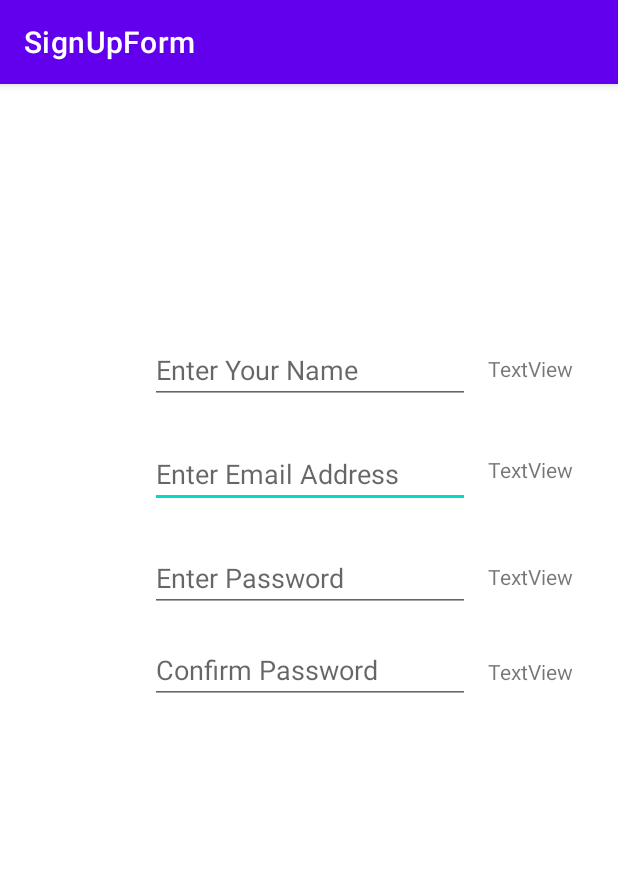
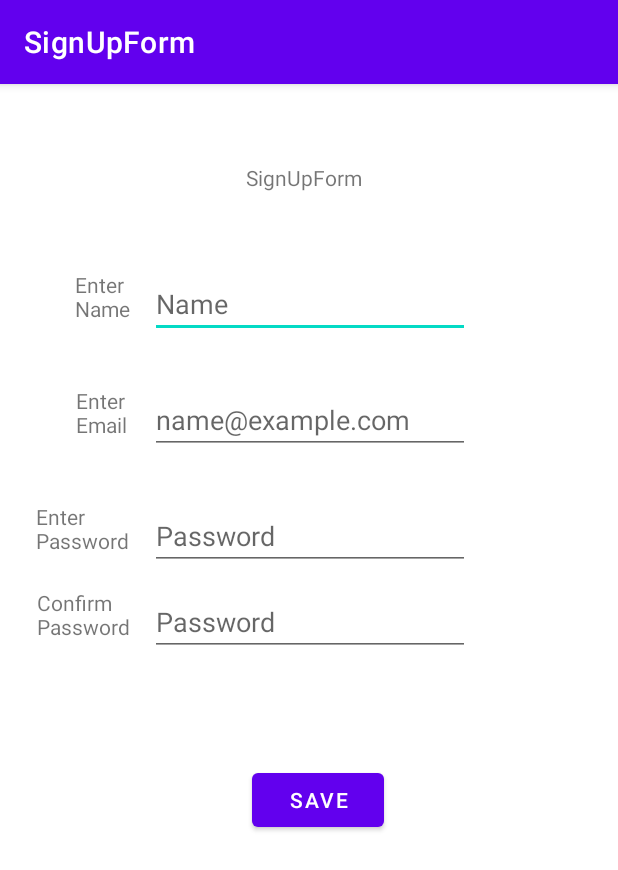
Before and after one commit to GrantGwiaz/CIS3515_S21_SignUpForm, an Android app: the screen it shows after launch (FormActivity), on a phone screen of 412 x 824 dp. Shown: the top 870 px of the screen. Run offline under Robolectric (Android 15) with nearby library versions, the phone set to English and light mode, and no system bars.

Commit message:
Add Views, Err Strings, Finish Design

```diff
--- a/app/src/main/res/layout/activity_main.xml
+++ b/app/src/main/res/layout/activity_main.xml
@@ -6,48 +6,30 @@
     android:layout_height="match_parent"
     tools:context=".FormActivity">
 
-    <EditText
-        android:id="@+id/editTextTextEmailAddress"
-        android:layout_width="wrap_content"
-        android:layout_height="wrap_content"
-        android:layout_marginStart="100dp"
-        android:layout_marginTop="24dp"
-        android:ems="10"
-        android:hint="@string/email_hint"
-        android:inputType="textEmailAddress"
-        app:layout_constraintStart_toStartOf="parent"
-        app:layout_constraintTop_toBottomOf="@+id/editTextTextPersonName" />
+    <TextView
+        android:id="@+id/textView6"
+        android:layout_width="38dp"
+        android:layout_height="43dp"
+        android:layout_marginEnd="12dp"
+        android:text="@string/name"
+        app:layout_constraintEnd_toStartOf="@+id/editTextTextPersonName"
+        app:layout_constraintTop_toTopOf="@+id/editTextTextPersonName" />
 
-    <EditText
-        android:id="@+id/editTextTextPassword"
-        android:layout_width="wrap_content"
-        android:layout_height="wrap_content"
-        android:layout_marginStart="100dp"
-        android:layout_marginTop="24dp"
-        android:ems="10"
-        android:hint="@string/password_hint"
-        android:inputType="textPassword"
-        app:layout_constraintStart_toStartOf="parent"
-        app:layout_constraintTop_toBottomOf="@+id/editTextTextEmailAddress" />
-
-    <EditText
-        android:id="@+id/editTextTextPassword2"
-        android:layout_width="wrap_content"
-        android:layout_height="wrap_content"
-        android:layout_marginStart="100dp"
-        android:layout_marginTop="16dp"
-        android:ems="10"
-        android:hint="@string/password_confirm_hint"
-        android:inputType="textPassword"
-        app:layout_constraintStart_toStartOf="parent"
-        app:layout_constraintTop_toBottomOf="@+id/editTextTextPassword" />
+    <TextView
+        android:id="@+id/textView9"
+        android:layout_width="63dp"
+        android:layout_height="39dp"
+        android:layout_marginEnd="12dp"
+        android:text="@string/password_confirm"
+        app:layout_constraintEnd_toStartOf="@+id/editTextTextPassword2"
+        app:layout_constraintTop_toTopOf="@+id/editTextTextPassword2" />
 
     <EditText
         android:id="@+id/editTextTextPersonName"
         android:layout_width="wrap_content"
-        android:layout_height="45dp"
+        android:layout_height="wrap_content"
         android:layout_marginStart="100dp"
-        android:layout_marginTop="168dp"
+        android:layout_marginTop="124dp"
         android:ems="10"
         android:hint="@string/name_hint"
         android:inputType="textPersonName"
@@ -55,42 +37,114 @@
         app:layout_constraintTop_toTopOf="parent" />
 
     <TextView
-        android:id="@+id/TextViewNameErr"
-        android:layout_width="wrap_content"
-        android:layout_height="wrap_content"
+        android:id="@+id/TextViewPasswordConfirmErr"
+        android:layout_width="75dp"
+        android:layout_height="47dp"
         android:layout_marginStart="12dp"
-        android:layout_marginTop="180dp"
-        android:text="TextView"
-        app:layout_constraintStart_toEndOf="@+id/editTextTextPersonName"
-        app:layout_constraintTop_toTopOf="parent" />
+        android:alpha="0"
+        android:text="@string/password_confirm_err"
+        app:layout_constraintStart_toEndOf="@+id/editTextTextPassword2"
+        app:layout_constraintTop_toTopOf="@+id/editTextTextPassword2" />
 
     <TextView
         android:id="@+id/TextViewEmailErr"
+        android:layout_width="75dp"
+        android:layout_height="52dp"
+        android:layout_marginStart="12dp"
+        android:alpha="0"
+        android:text="@string/email_err"
+        app:layout_constraintStart_toEndOf="@+id/editTextTextEmailAddress"
+        app:layout_constraintTop_toTopOf="@+id/editTextTextEmailAddress" />
+
+    <EditText
+        android:id="@+id/editTextTextEmailAddress"
         android:layout_width="wrap_content"
         android:layout_height="wrap_content"
-        android:layout_marginStart="12dp"
-        android:layout_marginTop="48dp"
-        android:text="TextView"
-        app:layout_constraintStart_toEndOf="@+id/editTextTextEmailAddress"
-        app:layout_constraintTop_toBottomOf="@+id/TextViewNameErr" />
+        android:layout_marginTop="32dp"
+        android:ems="10"
+        android:hint="@string/email_hint"
+        android:inputType="textEmailAddress"
+        app:layout_constraintStart_toStartOf="@+id/editTextTextPersonName"
+        app:layout_constraintTop_toBottomOf="@+id/editTextTextPersonName" />
+
+    <EditText
+        android:id="@+id/editTextTextPassword"
+        android:layout_width="wrap_content"
+        android:layout_height="wrap_content"
+        android:layout_marginTop="32dp"
+        android:ems="10"
+        android:hint="@string/password_hint"
+        android:inputType="textPassword"
+        app:layout_constraintStart_toStartOf="@+id/editTextTextEmailAddress"
+        app:layout_constraintTop_toBottomOf="@+id/editTextTextEmailAddress" />
+
+    <EditText
+        android:id="@+id/editTextTextPassword2"
+        android:layout_width="wrap_content"
+        android:layout_height="wrap_content"
+        android:layout_marginTop="12dp"
+        android:ems="10"
+        android:hint="@string/password_confirm_hint"
+        android:inputType="textPassword"
+        app:layout_constraintStart_toStartOf="@+id/editTextTextPassword"
+        app:layout_constraintTop_toBottomOf="@+id/editTextTextPassword" />
 
     <TextView
         android:id="@+id/TextViewPasswordErr"
+        android:layout_width="75dp"
+        android:layout_height="46dp"
+        android:layout_marginStart="12dp"
+        android:alpha="0"
+        android:text="@string/password_err"
+        app:layout_constraintStart_toEndOf="@+id/editTextTextPassword"
+        app:layout_constraintTop_toTopOf="@+id/editTextTextPassword" />
+
+    <TextView
+        android:id="@+id/TextViewNameErr"
+        android:layout_width="74dp"
+        android:layout_height="45dp"
+        android:layout_marginStart="12dp"
+        android:alpha="0"
+        android:text="@string/name_err"
+        app:layout_constraintStart_toEndOf="@+id/editTextTextPersonName"
+        app:layout_constraintTop_toTopOf="@+id/editTextTextPersonName" />
+
+    <TextView
+        android:id="@+id/textView8"
+        android:layout_width="64dp"
+        android:layout_height="36dp"
+        android:layout_marginEnd="12dp"
+        android:text="@string/password"
+        app:layout_constraintEnd_toStartOf="@+id/editTextTextPassword"
+        app:layout_constraintTop_toTopOf="@+id/editTextTextPassword" />
+
+    <TextView
+        android:id="@+id/textView7"
+        android:layout_width="37dp"
+        android:layout_height="36dp"
+        android:layout_marginEnd="12dp"
+        android:text="@string/email"
+        app:layout_constraintEnd_toStartOf="@+id/editTextTextEmailAddress"
+        app:layout_constraintTop_toTopOf="@+id/editTextTextEmailAddress" />
+
+    <Button
+        android:id="@+id/buttonSave"
+        android:layout_width="wrap_content"
+        android:layout_height="0dp"
+        android:layout_marginStart="168dp"
+        android:layout_marginTop="72dp"
+        android:text="@string/save"
+        app:layout_constraintStart_toStartOf="parent"
+        app:layout_constraintTop_toBottomOf="@+id/editTextTextPassword2" />
+
+    <TextView
+        android:id="@+id/textView10"
         android:layout_width="wrap_content"
         android:layout_height="wrap_content"
-        android:layout_marginStart="12dp"
-        android:layout_marginTop="52dp"
-        android:text="TextView"
-        app:layout_constraintStart_toEndOf="@+id/editTextTextPassword"
-        app:layout_constraintTop_toBottomOf="@+id/TextViewEmailErr" />
+        android:layout_marginStart="64dp"
+        android:layout_marginBottom="52dp"
+        android:text="@string/app_name"
+        app:layout_constraintBottom_toTopOf="@+id/editTextTextPersonName"
+        app:layout_constraintStart_toStartOf="@+id/editTextTextPersonName" />
 
-    <TextView
-        android:id="@+id/TextViewPasswordConfirmErr"
-        android:layout_width="wrap_content"
-        android:layout_height="wrap_content"
-        android:layout_marginStart="12dp"
-        android:layout_marginTop="44dp"
-        android:text="TextView"
-        app:layout_constraintStart_toEndOf="@+id/editTextTextPassword2"
-        app:layout_constraintTop_toBottomOf="@+id/TextViewPasswordErr" />
 </androidx.constraintlayout.widget.ConstraintLayout>
--- a/app/src/main/res/values/strings.xml
+++ b/app/src/main/res/values/strings.xml
@@ -1,7 +1,19 @@
 <resources>
     <string name="app_name">SignUpForm</string>
-    <string name="name_hint">Enter Your Name</string>
-    <string name="email_hint">Enter Email Address</string>
-    <string name="password_hint">Enter Password</string>
-    <string name="password_confirm_hint">Confirm Password</string>
+    <string name="name">Enter Name</string>
+    <string name="email">Enter Email</string>
+    <string name="password">Enter Password</string>
+    <string name="password_confirm">Confirm Password</string>
+
+    <string name="save">Save</string>
+
+    <string name="name_hint">Name</string>
+    <string name="email_hint">name@example.com</string>
+    <string name="password_hint">Password</string>
+    <string name="password_confirm_hint">Password</string>
+
+    <string name="name_err">Enter a Name</string>
+    <string name="email_err">Enter an Email</string>
+    <string name="password_err">Enter a Password</string>
+    <string name="password_confirm_err">Password must match</string>
 </resources>
```
